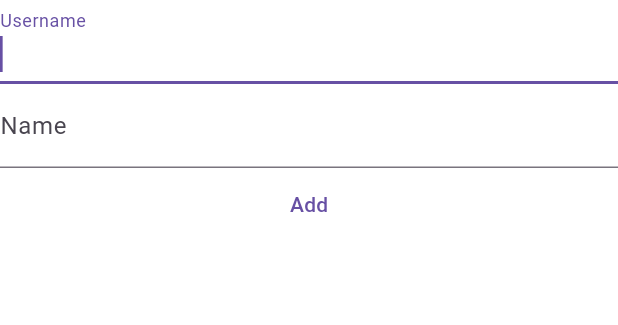
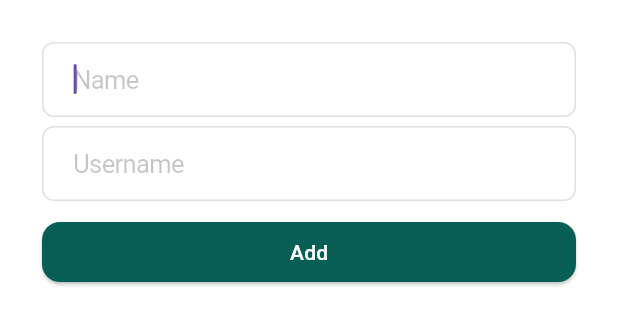
Before and after one commit to 41y08h/thatsapp, a Flutter app: the AddContactDialog widget shown alone on an empty page, opened directly, on a phone screen of 412 x 824 dp. Shown: the top 325 px of the screen. Run offline on Flutter 3.47's test engine with Material 3 defaults, Android fonts, the phone set to English and light mode, and no system bars; our stand-ins replace dio, emoji_picker_flutter, flutter_hooks, form_builder_validators, jwt_decoder, shared_preferences and 2 more; missing offline and left inert: flutter_requery, fquery, shared_preferences_web; accounts and stored records are empty; network calls fail.

Commit message:
feat: add contacts

```diff
--- /dev/null
+++ b/devtools_options.yaml
@@ -0,0 +1,3 @@
+description: This file stores settings for Dart & Flutter DevTools.
+documentation: https://docs.flutter.dev/tools/devtools/extensions#configure-extension-enablement-states
+extensions:
--- a/lib/screens/login.dart
+++ b/lib/screens/login.dart
@@ -27,7 +27,7 @@ class LoginScreen extends HookWidget {
 
         client.setQueryData(
           ['currentUser'],
-          (t) => User.fromJson(res.data['user']),
+          (t) => User.fromMap(res.data['user']),
         );
 
         Navigator.of(context)
--- a/lib/screens/signup.dart
+++ b/lib/screens/signup.dart
@@ -31,7 +31,7 @@ class SignupScreen extends HookWidget {
 
         client.setQueryData(
           ['currentUser'],
-          (t) => User.fromJson(res.data['user']),
+          (t) => User.fromMap(res.data['user']),
         );
 
         Navigator.of(context)
--- a/lib/widgets/add_contact_dialog.dart
+++ b/lib/widgets/add_contact_dialog.dart
@@ -1,6 +1,10 @@
+import 'package:flutter/cupertino.dart';
 import 'package:flutter/material.dart';
+import 'package:flutter_hooks/flutter_hooks.dart';
+import 'package:form_builder_validators/form_builder_validators.dart';
+import 'package:thatsapp/widgets/form_input.dart';
 
-class AddContactDialog extends StatefulWidget {
+class AddContactDialog extends HookWidget {
   final Function(String username, String name) onSubmit;
   const AddContactDialog({
     Key? key,
@@ -8,40 +12,76 @@ class AddContactDialog extends StatefulWidget {
   }) : super(key: key);
 
   @override
-  State<AddContactDialog> createState() => _AddContactDialogState();
-}
+  Widget build(BuildContext context) {
+    final usernameController = useTextEditingController();
+    final nameController = useTextEditingController();
+    final _formKey = GlobalKey<FormState>();
 
-class _AddContactDialogState extends State<AddContactDialog> {
-  TextEditingController usernameController = TextEditingController();
-  TextEditingController nameController = TextEditingController();
-
-  @override
-  Widget build(BuildContext context) {
     return SingleChildScrollView(
       padding: MediaQuery.of(context).viewInsets,
+      child: Form(
+        key: _formKey,
+        child: Padding(
+          padding: const EdgeInsets.all(28),
           child: Column(
             children: [
-          TextField(
-            autofocus: true,
-            controller: usernameController,
-            decoration: const InputDecoration(
-              labelText: "Username",
-            ),
-          ),
-          TextField(
+              FormInput(
                 autofocus: true,
                 controller: nameController,
-            decoration: const InputDecoration(
-              labelText: "Name",
+                placeholder: "Name",
+                borderRadius: 8,
+                validator: FormBuilderValidators.compose([
+                  FormBuilderValidators.required(),
+                  FormBuilderValidators.min(3),
+                ]),
               ),
+              const SizedBox(
+                height: 6,
               ),
-          TextButton(
+              FormInput(
+                controller: usernameController,
+                placeholder: "Username",
+                isSpaceDenied: true,
+                borderRadius: 8,
+                validator: FormBuilderValidators.compose([
+                  FormBuilderValidators.required(),
+                  FormBuilderValidators.min(3),
+                ]),
+              ),
+              const SizedBox(
+                height: 10,
+              ),
+              Row(
+                children: [
+                  Expanded(
+                    child: ElevatedButton(
+                      style: ButtonStyle(
+                        foregroundColor:
+                            const WidgetStatePropertyAll(Colors.white),
+                        backgroundColor: const WidgetStatePropertyAll(
+                            Color.fromRGBO(7, 94, 84, 1)),
+                        shape: WidgetStateProperty.all<RoundedRectangleBorder>(
+                            const RoundedRectangleBorder(
+                          borderRadius: BorderRadius.all(
+                            Radius.circular(12),
+                          ),
+                        )),
+                      ),
                       onPressed: () {
-              widget.onSubmit(usernameController.text, nameController.text);
+                        final isValid = _formKey.currentState!.validate();
+                        if (isValid) {
+                          onSubmit(
+                              usernameController.text, nameController.text);
+                        }
                       },
                       child: const Text("Add"),
                     ),
+                  ),
                 ],
+              ),
+            ],
+          ),
+        ),
       ),
     );
   }
--- a/lib/widgets/form_input.dart
+++ b/lib/widgets/form_input.dart
@@ -3,30 +3,47 @@ import 'package:flutter/material.dart';
 import 'package:flutter/services.dart';
 
 class FormInput extends StatelessWidget {
-  const FormInput(
-      {super.key,
+  const FormInput({
+    super.key,
     required this.controller,
     this.placeholder,
     this.isPassword = false,
-      this.isSpaceDenied = false});
+    this.isSpaceDenied = false,
+    this.autofocus = false,
+    this.borderRadius = 100,
+    this.validator,
+  });
 
   final TextEditingController controller;
   final String? placeholder;
   final bool isPassword;
   final bool isSpaceDenied;
+  final bool autofocus;
+  final double borderRadius;
+  final String? Function(Object?)? validator;
 
   @override
   Widget build(BuildContext context) {
-    return SizedBox(
+    return FormField(
+      validator: validator,
+      builder: (state) {
+        return Column(
+          children: [
+            SizedBox(
               height: 50,
               child: CupertinoTextField(
+                onChanged: (value) {
+                  state.didChange(value);
+                },
                 inputFormatters: [
-          if (isSpaceDenied) FilteringTextInputFormatter.deny(RegExp(r'\s')),
+                  if (isSpaceDenied)
+                    FilteringTextInputFormatter.deny(RegExp(r'\s')),
                 ],
                 decoration: BoxDecoration(
                   border: Border.all(color: Colors.grey.shade300),
-          borderRadius: BorderRadius.circular(100),
+                  borderRadius: BorderRadius.circular(borderRadius),
                 ),
+                autofocus: autofocus,
                 padding: const EdgeInsets.symmetric(horizontal: 20),
                 placeholder: placeholder,
                 controller: controller,
@@ -34,6 +51,24 @@ class FormInput extends StatelessWidget {
                 enableSuggestions: !isPassword,
                 autocorrect: !isPassword,
               ),
+            ),
+            if (state.hasError) ...[
+              const SizedBox(
+                height: 4,
+              ),
+              Row(
+                mainAxisAlignment: MainAxisAlignment.end,
+                children: [
+                  Text(
+                    state.errorText ?? "",
+                    style: const TextStyle(color: Colors.red),
+                  ),
+                ],
+              ),
+            ]
+          ],
+        );
+      },
     );
   }
 }
--- a/pubspec.yaml
+++ b/pubspec.yaml
@@ -45,10 +45,12 @@ dependencies:
   jwt_decoder: ^2.0.1
   dio: ^4.0.4
   emoji_picker_flutter: ^1.1.2
-  intl: ^0.17.0
+  intl: ^0.19.0
   flutter_requery: ^0.1.14
   flutter_local_notifications: ^9.4.0
   fquery: ^1.4.0-beta.1
+  flutter_form_builder: ^9.3.0
+  form_builder_validators: ^10.0.1
 
 dev_dependencies:
   flutter_test:
```
Also changed, not shown: lib/hooks/use_current_user.dart (added, +38 -0 lines), lib/screens/home.dart (+83 -25 lines), lib/screens/landing.dart (+2 -31 lines), lib/widgets/contacts_tabview.dart (+4 -20 lines), pubspec.lock. Lines whose indentation alone changed are shown as unchanged.
